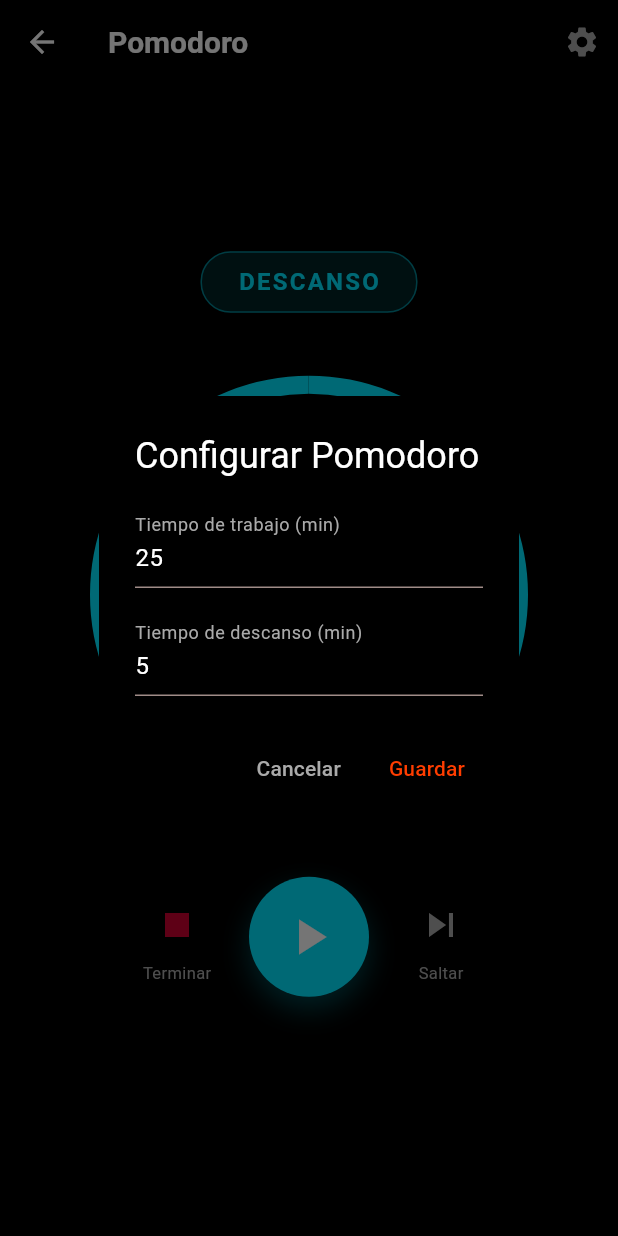
After one commit to p3p3p3k4z/Agendario, a Flutter app: the PomodoroScreen screen opened directly, after a tap on the "play arrow" icon, after a tap on the "skip next" icon, after a tap on the "settings" icon, on a phone screen of 412 x 824 dp. The commit adds this screen. Run offline on Flutter 3.47's test engine with Material 3 defaults, Android fonts, the phone set to English and light mode, and no system bars; our stand-ins replace fl_chart, flutter_markdown, image_picker, isar, just_audio, pdf and 4 more; missing offline and left inert: gal, record; accounts and stored records are empty; generated files the repository leaves out were written again.

Commit message:
feat: pomodoro & secrets

```diff
--- a/lib/providers/journal_provider.dart
+++ b/lib/providers/journal_provider.dart
@@ -228,7 +228,9 @@ class JournalProvider extends ChangeNotifier {
 
   // AGENDA
   Future<void> selectDate(DateTime date) async {
-    _selectedDate = date;
+    // TableCalendar envía fechas en UTC, las convertimos a locales
+    // para evitar que Isar las asigne al día anterior por la diferencia horaria
+    _selectedDate = DateTime(date.year, date.month, date.day);
     await _refreshDayEntries();
     notifyListeners();
   }
--- a/lib/screens/habit_detail_screen.dart
+++ b/lib/screens/habit_detail_screen.dart
@@ -7,6 +7,7 @@ import '../providers/habit_provider.dart';
 import '../widgets/stats_chart.dart';
 import '../widgets/achievement_badge.dart';
 import '../providers/theme_provider.dart';
+import 'habit_editor_screen.dart';
 
 // graficas, estadisticas y logros
 class HabitDetailScreen extends StatefulWidget {
@@ -64,6 +65,17 @@ class _HabitDetailScreenState extends State<HabitDetailScreen> {
       appBar: AppBar(
         title: Text(widget.habit.title),
         actions: [
+          IconButton(
+            icon: Icon(Icons.edit_outlined, color: context.theme.blue),
+            onPressed: () {
+              Navigator.push(
+                context,
+                MaterialPageRoute(
+                  builder: (_) => HabitEditorScreen(habit: widget.habit),
+                ),
+              ).then((_) => _loadData()); // Reload stats if goal changed
+            },
+          ),
           IconButton(
             icon: Icon(Icons.delete_outline, color: context.theme.red),
             onPressed: () => _confirmDelete(context),
--- a/lib/screens/habit_editor_screen.dart
+++ b/lib/screens/habit_editor_screen.dart
@@ -1,21 +1,23 @@
 import 'package:flutter/material.dart';
 import 'package:provider/provider.dart';
 import '../models/enums/habit_type.dart';
+import '../models/entities/habit_definition.dart';
 import '../providers/habit_provider.dart';
 import '../providers/theme_provider.dart';
 
 // formulario para crear o editar un habito
 class HabitEditorScreen extends StatefulWidget {
-  const HabitEditorScreen({super.key});
+  final HabitDefinition? habit;
+  const HabitEditorScreen({super.key, this.habit});
 
   @override
   State<HabitEditorScreen> createState() => _HabitEditorScreenState();
 }
 
 class _HabitEditorScreenState extends State<HabitEditorScreen> {
-  final _titleController = TextEditingController();
-  final _goalController = TextEditingController();
-  HabitType _selectedType = HabitType.boolean;
+  late final TextEditingController _titleController;
+  late final TextEditingController _goalController;
+  late HabitType _selectedType;
   int? _selectedIconCode;
 
   static final List<IconData> _availableIcons = [
@@ -36,6 +38,17 @@ class _HabitEditorScreenState extends State<HabitEditorScreen> {
     Icons.favorite,
     Icons.star,
   ];
+
+  @override
+  void initState() {
+    super.initState();
+    final h = widget.habit;
+    _titleController = TextEditingController(text: h?.title ?? '');
+    _goalController = TextEditingController(
+        text: h?.goal != null ? h!.goal!.toString() : '');
+    _selectedType = h?.type ?? HabitType.boolean;
+    _selectedIconCode = h?.iconCodePoint;
+  }
 
   @override
   void dispose() {
@@ -271,12 +284,24 @@ class _HabitEditorScreenState extends State<HabitEditorScreen> {
     }
 
     final goal = double.tryParse(_goalController.text.trim());
-    context.read<HabitProvider>().createHabit(
-      title: title,
-      type: _selectedType,
-      iconCodePoint: _selectedIconCode,
-      goal: goal,
-    );
+    final provider = context.read<HabitProvider>();
+
+    if (widget.habit == null) {
+      provider.createHabit(
+        title: title,
+        type: _selectedType,
+        iconCodePoint: _selectedIconCode,
+        goal: goal,
+      );
+    } else {
+      final h = widget.habit!;
+      h.title = title;
+      h.type = _selectedType;
+      h.iconCodePoint = _selectedIconCode;
+      h.goal = goal;
+      provider.updateHabit(h);
+    }
+
     Navigator.pop(context);
   }
 
--- /dev/null
+++ b/lib/screens/pomodoro_screen.dart
@@ -0,0 +1,336 @@
+import 'dart:async';
+import 'dart:ui';
+import 'package:flutter/material.dart';
+import 'package:provider/provider.dart';
+import '../providers/habit_provider.dart';
+import '../providers/theme_provider.dart';
+import '../models/entities/habit_definition.dart';
+import '../models/enums/habit_type.dart';
+
+class PomodoroScreen extends StatefulWidget {
+  const PomodoroScreen({super.key});
+
+  @override
+  State<PomodoroScreen> createState() => _PomodoroScreenState();
+}
+
+class _PomodoroScreenState extends State<PomodoroScreen> {
+  // Timer states
+  int _workMinutes = 25;
+  int _breakMinutes = 5;
+
+  bool _isWorking = true;
+  bool _isRunning = false;
+  int _secondsRemaining = 25 * 60;
+  Timer? _timer;
+
+  HabitDefinition? _selectedHabit;
+
+  @override
+  void initState() {
+    super.initState();
+    _resetTimer();
+  }
+
+  @override
+  void dispose() {
+    _timer?.cancel();
+    super.dispose();
+  }
+
+  void _resetTimer() {
+    _timer?.cancel();
+    setState(() {
+      _isRunning = false;
+      _secondsRemaining = (_isWorking ? _workMinutes : _breakMinutes) * 60;
+    });
+  }
+
+  void _toggleTimer() {
+    if (_isRunning) {
+      _timer?.cancel();
+      setState(() => _isRunning = false);
+    } else {
+      setState(() => _isRunning = true);
+      _timer = Timer.periodic(const Duration(seconds: 1), (timer) {
+        if (_secondsRemaining > 0) {
+          setState(() => _secondsRemaining--);
+        } else {
+          _completeOrSkip();
+        }
+      });
+    }
+  }
+
+  void _completeOrSkip({bool isManualStop = false, bool isSkip = false}) {
+    _timer?.cancel();
+    setState(() => _isRunning = false);
+
+    final totalSeconds = (_isWorking ? _workMinutes : _breakMinutes) * 60;
+    final elapsedSeconds = totalSeconds - _secondsRemaining;
+
+    // Si fue manual, calcula lo que ha transcurrido. Si fue automático o skip, asume el tiempo completo (o calcula igual)
+    int elapsedMinutes;
+    if (isManualStop) {
+      elapsedMinutes = (elapsedSeconds / 60).round();
+    } else {
+      elapsedMinutes = _workMinutes;
+    }
+
+    if (_isWorking && _selectedHabit != null && elapsedMinutes > 0) {
+      // Registrar tiempo en el hábito
+      final provider = context.read<HabitProvider>();
+      final currentValue = provider.todayRecords[_selectedHabit!.uuid] ?? 0.0;
+      provider.recordHabit(
+        _selectedHabit!.uuid,
+        currentValue + elapsedMinutes.toDouble(),
+      );
+      provider.invalidateCache(_selectedHabit!.uuid);
+
+      ScaffoldMessenger.of(context).showSnackBar(
+        SnackBar(
+          content: Text('¡$elapsedMinutes minutos registrados en ${_selectedHabit!.title}!'),
+          backgroundColor: context.theme.green,
+        ),
+      );
+    }
+
+    // Cambiar de modo si se completó o skipeó. Si se detuvo manualmente, reiniciar.
+    setState(() {
+      if (isManualStop) {
+        _isWorking = true;
+      } else {
+        _isWorking = !_isWorking;
+      }
+      _resetTimer();
+    });
+  }
+
+  String get _timerDisplay {
+    final m = (_secondsRemaining ~/ 60).toString().padLeft(2, '0');
+    final s = (_secondsRemaining % 60).toString().padLeft(2, '0');
+    return '$m:$s';
+  }
+
+  void _showSettingsDialog() {
+    final workCtrl = TextEditingController(text: _workMinutes.toString());
+    final breakCtrl = TextEditingController(text: _breakMinutes.toString());
+
+    showDialog(
+      context: context,
+      builder: (ctx) => AlertDialog(
+        backgroundColor: ctx.theme.bg1,
+        title: Text('Configurar Pomodoro', style: TextStyle(color: ctx.theme.fg0)),
+        content: Column(
+          mainAxisSize: MainAxisSize.min,
+          children: [
+            TextField(
+              controller: workCtrl,
+              keyboardType: TextInputType.number,
+              style: TextStyle(color: ctx.theme.fg0),
+              decoration: InputDecoration(
+                labelText: 'Tiempo de trabajo (min)',
+                labelStyle: TextStyle(color: ctx.theme.fg1),
+              ),
+            ),
+            const SizedBox(height: 16),
+            TextField(
+              controller: breakCtrl,
+              keyboardType: TextInputType.number,
+              style: TextStyle(color: ctx.theme.fg0),
+              decoration: InputDecoration(
+                labelText: 'Tiempo de descanso (min)',
+                labelStyle: TextStyle(color: ctx.theme.fg1),
+              ),
+            ),
+          ],
+        ),
+        actions: [
+          TextButton(
+            onPressed: () => Navigator.pop(ctx),
+            child: Text('Cancelar', style: TextStyle(color: ctx.theme.fg1)),
+          ),
+          TextButton(
+            onPressed: () {
+              final w = int.tryParse(workCtrl.text) ?? 25;
+              final b = int.tryParse(breakCtrl.text) ?? 5;
+              setState(() {
+                _workMinutes = w > 0 ? w : 1;
+                _breakMinutes = b > 0 ? b : 1;
+              });
+              _resetTimer();
+              Navigator.pop(ctx);
+            },
+            child: Text('Guardar', style: TextStyle(color: ctx.theme.orange)),
+          ),
+        ],
+      ),
+    );
+  }
+
+  @override
+  Widget build(BuildContext context) {
+    final primaryColor = _isWorking ? context.theme.orange : context.theme.aqua;
+    final habits = context.watch<HabitProvider>().habits.where(
+      (h) => h.type == HabitType.time || h.type == HabitType.counter
+    ).toList();
+
+    return Scaffold(
+      backgroundColor: context.theme.bg0,
+      appBar: AppBar(
+        title: Text(
+          'Pomodoro',
+          style: TextStyle(color: context.theme.fg0, fontWeight: FontWeight.bold),
+        ),
+        backgroundColor: context.theme.bg0,
+        elevation: 0,
+        iconTheme: IconThemeData(color: context.theme.fg0),
+        actions: [
+          IconButton(
+            icon: Icon(Icons.settings, color: context.theme.fg1),
+            onPressed: _showSettingsDialog,
+          ),
+        ],
+      ),
+      body: SafeArea(
+        child: Padding(
+          padding: const EdgeInsets.all(24.0),
+          child: Column(
+            mainAxisAlignment: MainAxisAlignment.center,
+            children: [
+              // Modo
+              Container(
+                padding: const EdgeInsets.symmetric(horizontal: 24, vertical: 8),
+                decoration: BoxDecoration(
+                  color: primaryColor.withValues(alpha: 0.15),
+                  borderRadius: BorderRadius.circular(20),
+                  border: Border.all(color: primaryColor.withValues(alpha: 0.5)),
+                ),
+                child: Text(
+                  _isWorking ? 'TIEMPO DE TRABAJO' : 'DESCANSO',
+                  style: TextStyle(
+                    fontSize: 16,
+                    fontWeight: FontWeight.bold,
+                    color: primaryColor,
+                    letterSpacing: 1.5,
+                  ),
+                ),
+              ),
+              const SizedBox(height: 48),
+
+              // Temporizador
+              Stack(
+                alignment: Alignment.center,
+                children: [
+                  SizedBox(
+                    width: 280,
+                    height: 280,
+                    child: CircularProgressIndicator(
+                      value: _secondsRemaining / ((_isWorking ? _workMinutes : _breakMinutes) * 60),
+                      strokeWidth: 12,
+                      backgroundColor: context.theme.bg1,
+                      valueColor: AlwaysStoppedAnimation(primaryColor),
+                    ),
+                  ),
+                  Text(
+                    _timerDisplay,
+                    style: TextStyle(
+                      fontSize: 72,
+                      fontWeight: FontWeight.w300,
+                      color: context.theme.fg0,
+                      fontFeatures: const [FontFeature.tabularFigures()],
+                    ),
+                  ),
+                ],
+              ),
+              const SizedBox(height: 48),
+
+              // Controles
+              Row(
+                mainAxisAlignment: MainAxisAlignment.center,
+                children: [
+                  Column(
+                    children: [
+                      IconButton(
+                        onPressed: () => _completeOrSkip(isManualStop: true),
+                        icon: Icon(Icons.stop, size: 32),
+                        color: context.theme.red.withValues(alpha: 0.8),
+                      ),
+                      Text('Terminar', style: TextStyle(color: context.theme.fg1, fontSize: 11)),
+                    ],
+                  ),
+                  const SizedBox(width: 24),
+                  GestureDetector(
+                    onTap: _toggleTimer,
+                    child: Container(
+                      width: 80,
+                      height: 80,
+                      decoration: BoxDecoration(
+                        shape: BoxShape.circle,
+                        color: primaryColor,
+                        boxShadow: [
+                          BoxShadow(
+                            color: primaryColor.withValues(alpha: 0.3),
+                            blurRadius: 16,
+                            offset: const Offset(0, 8),
+                          ),
+                        ],
+                      ),
+                      child: Icon(
+                        _isRunning ? Icons.pause : Icons.play_arrow,
+                        size: 40,
+                        color: Colors.white,
+                      ),
+                    ),
+                  ),
+                  const SizedBox(width: 24),
+                  Column(
+                    children: [
+                      IconButton(
+                        onPressed: () => _completeOrSkip(isSkip: true),
+                        icon: Icon(Icons.skip_next, size: 32),
+                        color: context.theme.fg1,
+                      ),
+                      Text('Saltar', style: TextStyle(color: context.theme.fg1, fontSize: 11)),
+                    ],
+                  ),
+                ],
+              ),
+              const SizedBox(height: 48),
+
+              // Selección de hábito
+              if (_isWorking)
+                Container(
+                  padding: const EdgeInsets.symmetric(horizontal: 16, vertical: 4),
+                  decoration: BoxDecoration(
+                    color: context.theme.bg1,
+                    borderRadius: BorderRadius.circular(16),
+                  ),
+                  child: DropdownButtonHideUnderline(
+                    child: DropdownButton<HabitDefinition?>(
+                      value: _selectedHabit,
+                      hint: Text('Asignar tiempo a un hábito...', style: TextStyle(color: context.theme.fg1)),
+                      isExpanded: true,
+                      dropdownColor: context.theme.bg1,
+                      icon: Icon(Icons.keyboard_arrow_down, color: context.theme.fg1),
+                      items: [
+                        DropdownMenuItem(
+                          value: null,
+                          child: Text('Sin asignar', style: TextStyle(color: context.theme.fg1)),
+                        ),
+                        ...habits.map((h) => DropdownMenuItem(
+                          value: h,
+                          child: Text(h.title, style: TextStyle(color: context.theme.fg0)),
+                        )),
+                      ],
+                      onChanged: (val) => setState(() => _selectedHabit = val),
+                    ),
+                  ),
+                ),
+            ],
+          ),
+        ),
+      ),
+    );
+  }
+}
--- a/lib/widgets/app_drawer.dart
+++ b/lib/widgets/app_drawer.dart
@@ -5,6 +5,7 @@ import '../providers/journal_provider.dart';
 import '../providers/theme_provider.dart';
 import '../screens/vaults_manager_screen.dart';
 import '../screens/sticker_store_screen.dart';
+import '../screens/pomodoro_screen.dart';
 import '../providers/vault_provider.dart';
 import '../config/app_colors.dart';
 
@@ -90,6 +91,23 @@ class AppDrawer extends StatelessWidget {
                   ),
                   selected: selectedIndex == 2,
                   onTap: () => _onSelectItem(context, 2, sectionId: 'habitos'),
+                ),
+                ListTile(
+                  leading: Icon(
+                    Icons.timer_outlined,
+                    color: context.theme.orange,
+                  ),
+                  title: Text(
+                    'Pomodoro',
+                    style: TextStyle(color: context.theme.fg0),
+                  ),
+                  onTap: () {
+                    Navigator.pop(context); // Cierra el drawer
+                    Navigator.push(
+                      context,
+                      MaterialPageRoute(builder: (_) => const PomodoroScreen()),
+                    );
+                  },
                 ),
                 Divider(color: context.theme.bg1),
                 Padding(
```
Also changed, not shown: test_date.dart (added, +10 -0 lines).
